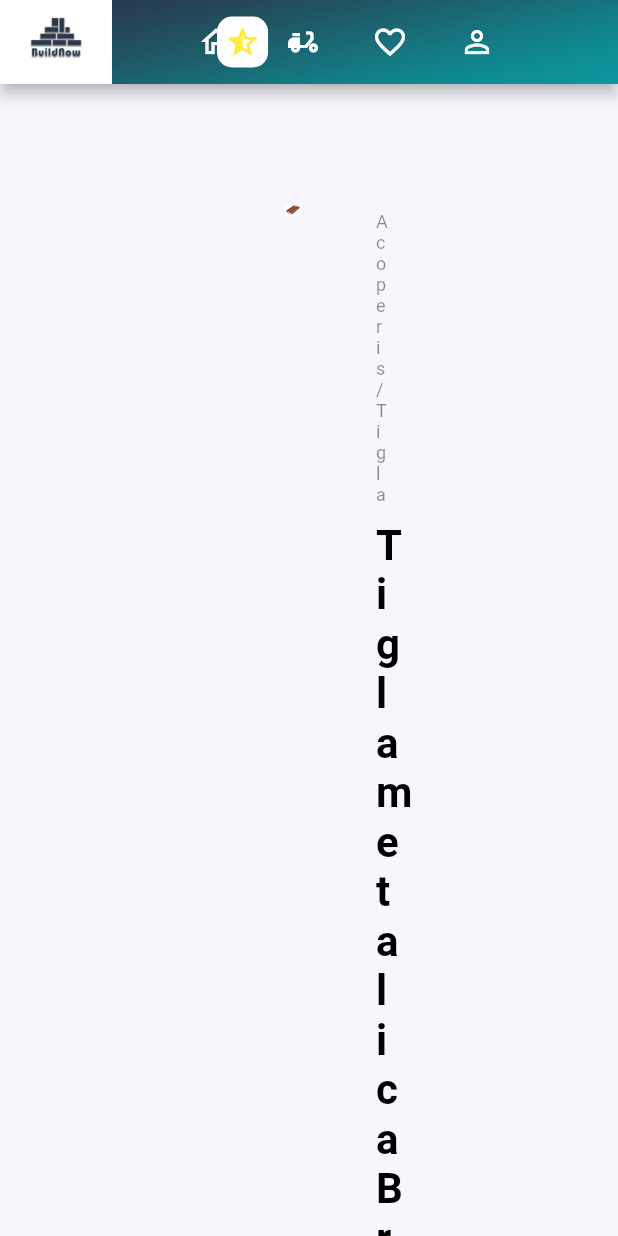
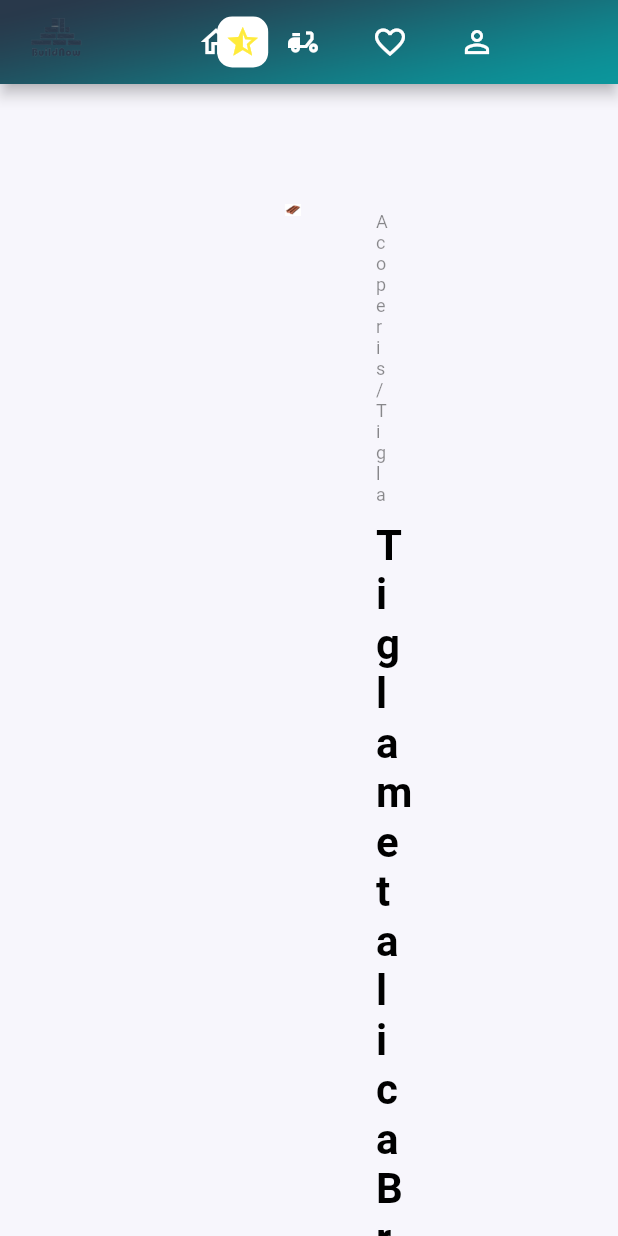
Before and after one commit to tudorkalisch/DpIT, a Flutter app: the ProductPage screen opened directly, on a phone screen of 412 x 824 dp. Run offline on Flutter 3.47's test engine with Material 2 defaults, Android fonts, the light colour scheme and no system bars; our stand-ins replace carousel_slider, email_validator, flutter_rating_bar, icons_plus; missing offline and left inert: dart:html, dart:js, iconamoon.

Commit message:
Changed App Bar
Changed App Bar

```diff
--- a/lib/productpage/AppBar.dart
+++ b/lib/productpage/AppBar.dart
@@ -1,3 +1,4 @@
+import 'package:buildnow/constants/constants.dart';
 import 'package:flutter/material.dart';
 
 AppBar buildAppBar(BuildContext context) {
@@ -9,7 +10,7 @@ AppBar buildAppBar(BuildContext context) {
     flexibleSpace: Container(
       decoration: BoxDecoration(
           image: DecorationImage(
-              image: AssetImage('assets/bluegradient.png'),
+              image: AssetImage(blueGradientPath),
               fit: BoxFit.fill,
           )
       ),
@@ -17,7 +18,7 @@ AppBar buildAppBar(BuildContext context) {
     leading: Container(
       child: Row(
         children: [
-          Image.asset('assets/bluelogo.png'),
+          Image.asset(blueLogoNoBackgroundPath),
           Container(
             margin: EdgeInsets.fromLTRB(70, 0, 0, 0),
             padding: EdgeInsets.all(5),
```
